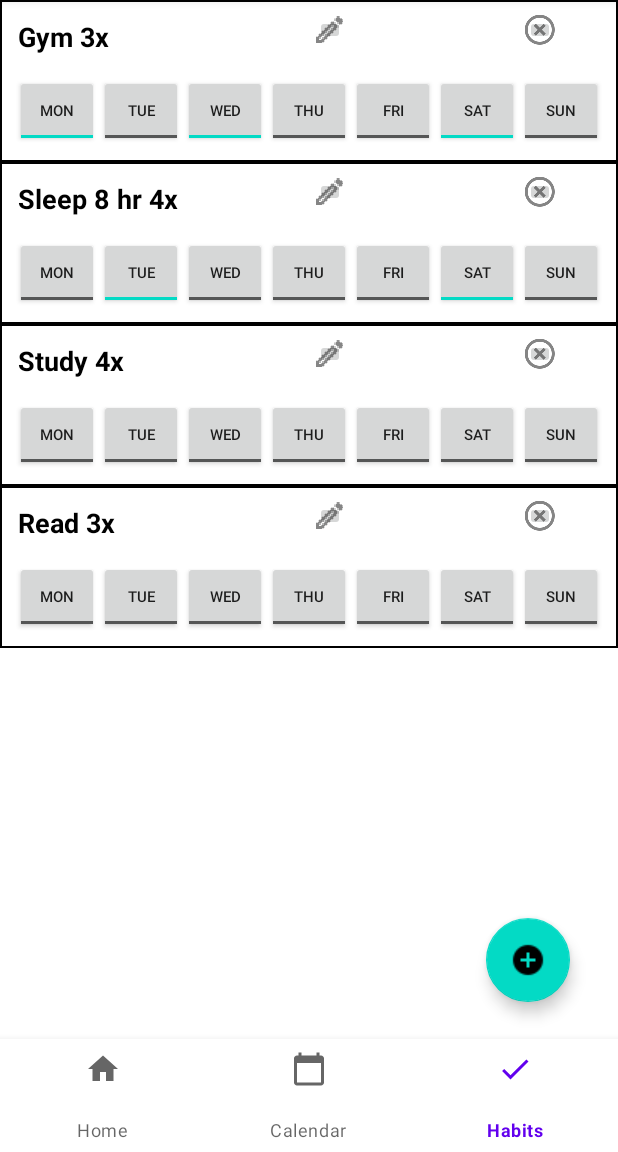
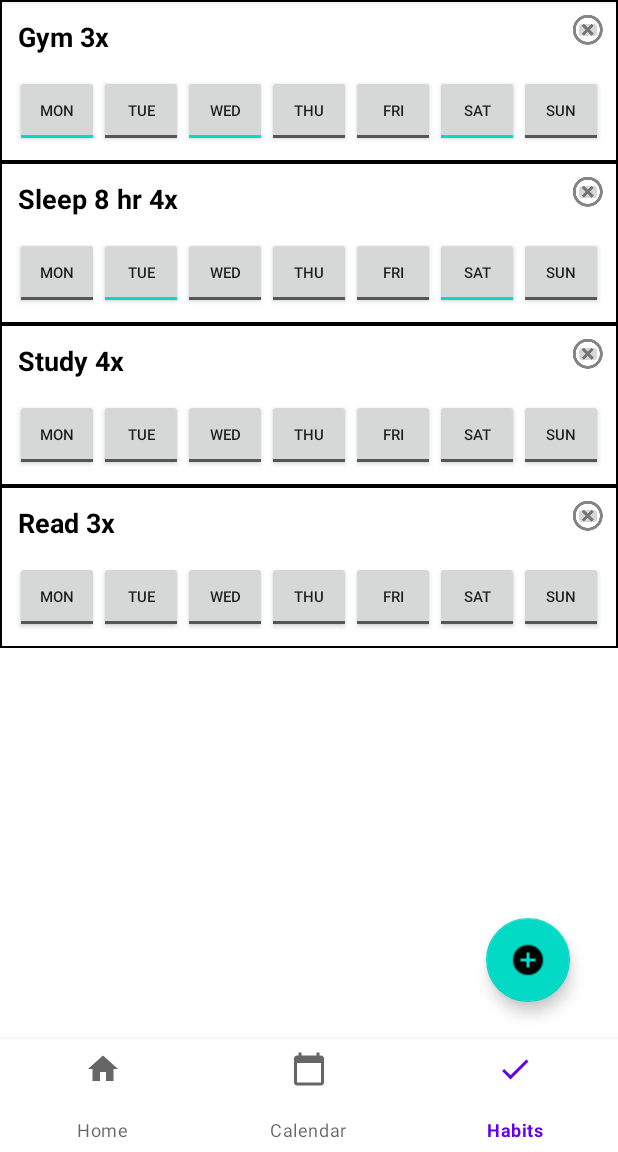
Before and after one commit to CIS-SoftwareDesign-S21/pro-03-mentalhealth-millan-janney-nuss, an Android app: the screen it shows after launch (MainActivity), item 3 of the bottom bar chosen, on a phone screen of 412 x 824 dp, the part 84-1236 px from its top. Run offline under Robolectric (Android 15) with nearby library versions, the phone set to English and light mode, and no system bars.

Commit message:
added fix for 0 habit crash

```diff
--- a/app/src/main/java/temple/mentalhealthwellness/HabitTrackingFragment.java
+++ b/app/src/main/java/temple/mentalhealthwellness/HabitTrackingFragment.java
@@ -39,7 +39,6 @@ public class HabitTrackingFragment extends Fragment {
 
         FloatingActionButton fab = (FloatingActionButton) root.findViewById(R.id.fab);
         fab.setOnClickListener(view -> {
-
             // Only display up to 6 habits
             if (dataSet.size() < 6) {
                 dataSet.add(new Habit("Test", 3));
--- a/app/src/main/java/temple/mentalhealthwellness/adapters/HabitRecyclerViewAdapter.java
+++ b/app/src/main/java/temple/mentalhealthwellness/adapters/HabitRecyclerViewAdapter.java
@@ -1,8 +1,13 @@
 package temple.mentalhealthwellness.adapters;
 
+import android.content.Context;
+import android.text.InputType;
+import android.view.KeyEvent;
 import android.view.LayoutInflater;
 import android.view.View;
 import android.view.ViewGroup;
+import android.view.inputmethod.InputMethodManager;
+import android.widget.EditText;
 import android.widget.ImageButton;
 import android.widget.TextView;
 import android.widget.ToggleButton;
@@ -20,7 +25,8 @@ public class HabitRecyclerViewAdapter extends RecyclerView.Adapter<HabitRecycler
     int habitAmt;
     private String description;
     ImageButton deleteButton;
-    ImageButton editButton;
+
+    TextView descText;
 
     public static class HabitViewHolder extends RecyclerView.ViewHolder {
         private final TextView descText;
@@ -31,9 +37,7 @@ public class HabitRecyclerViewAdapter extends RecyclerView.Adapter<HabitRecycler
         private final ToggleButton friButton;
         private final ToggleButton satButton;
         private final ToggleButton sunButton;
-        private final ImageButton deleteButton;
-
-        private String description;
+        //private final ImageButton deleteButton;
 
         public HabitViewHolder(@NonNull View v) {
             super(v);
@@ -45,12 +49,12 @@ public class HabitRecyclerViewAdapter extends RecyclerView.Adapter<HabitRecycler
             friButton = v.findViewById(R.id.toggle_fri);
             satButton = v.findViewById(R.id.toggle_sat);
             sunButton = v.findViewById(R.id.toggle_sun);
-            deleteButton = v.findViewById(R.id.delete);
+            //deleteButton = v.findViewById(R.id.delete);
         }
 
         public void setDesc(String desc) {
             descText.setText(desc);
-            description = desc;
+            //description = desc;
         }
 
         public void setChecked(int day, boolean checked) {
@@ -91,9 +95,26 @@ public class HabitRecyclerViewAdapter extends RecyclerView.Adapter<HabitRecycler
     public HabitViewHolder onCreateViewHolder(@NonNull ViewGroup parent, int viewType) {
         View v = LayoutInflater.from(parent.getContext())
                         .inflate(R.layout.habit_row_item, parent, false);
+        // Delete / edit habit button
         deleteButton = v.findViewById(R.id.delete);
+        descText = v.findViewById(R.id.description_text);
 
-                return new HabitViewHolder(v);
+        /*
+        descText.setOnEditorActionListener(new TextView.OnEditorActionListener() {
+
+            @Override
+            public boolean onEditorAction(TextView v, int keyCode, KeyEvent event) {
+                if ((event.getAction() == KeyEvent.ACTION_DOWN) && (keyCode == KeyEvent.KEYCODE_ENTER)) {
+                    // hide virtual keyboard
+                    InputMethodManager imm = (InputMethodManager) parent.getContext().getSystemService(Context.INPUT_METHOD_SERVICE);
+                    imm.hideSoftInputFromWindow(descText.getWindowToken(), 0);
+                    return true;
+                }
+                return false;
+            }
+        });
+        */
+        return new HabitViewHolder(v);
 
     }
 
@@ -107,9 +128,10 @@ public class HabitRecyclerViewAdapter extends RecyclerView.Adapter<HabitRecycler
             holder.setChecked(i, days[i]);
         }
         holder.setDesc(habit.toString());
-
         // Delete button listener
         deleteButton.setOnClickListener(v -> removeAt(position));
+
+
     }
 
     @Override
@@ -119,9 +141,11 @@ public class HabitRecyclerViewAdapter extends RecyclerView.Adapter<HabitRecycler
 
     // Remove an item from the view
     private void removeAt(int position) {
-        dataSet.remove(position);
-        notifyItemRemoved(position);
-        notifyItemRangeChanged(position, dataSet.size());
+        if(dataSet.size()>1) {
+            dataSet.remove(position);
+            notifyItemRemoved(position);
+            notifyItemRangeChanged(position, dataSet.size());
+        }
     }
 
 
--- a/app/src/main/res/layout/habit_row_item.xml
+++ b/app/src/main/res/layout/habit_row_item.xml
@@ -10,6 +10,7 @@
         android:layout_height="wrap_content"
         android:orientation="horizontal">
         <TextView
+            android:layout_weight="1"
             android:id="@+id/description_text"
             android:padding="2dp"
             android:textColor="#000000"
@@ -17,19 +18,15 @@
             android:textStyle="bold"
             android:gravity="left"
             android:layout_width="200dp"
-            android:layout_height="40dp"/>
-        <ImageButton
-            android:id="@+id/edit"
-            android:layout_width="20dp"
-            android:layout_height="20dp"
-            android:src="@drawable/edithabit"
+            android:layout_height="40dp"
+            android:maxLength="20"
             />
         <ImageButton
             android:id="@+id/delete"
             android:layout_width="20dp"
             android:layout_height="20dp"
             android:layout_gravity="right"
-            android:layout_marginLeft="120dp"
+            android:layout_marginLeft="160dp"
             android:src="@drawable/deletehabit"
              />
     </LinearLayout>
```
